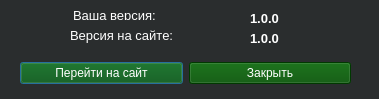
The window that src/view/ui/updates.ui (Ranzo/Calc3d_by_Risen) describes before a commit, drawn with Qt 5.
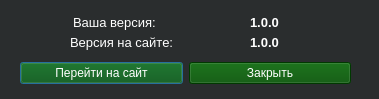
The same window after the commit. Icons and pictures are not drawn.

```diff
--- a/src/view/ui/updates.ui
+++ b/src/view/ui/updates.ui
@@ -27,9 +27,9 @@
    <property name="geometry">
     <rect>
      <x>73</x>
-     <y>0</y>
+          <y>10</y>
      <width>191</width>
-     <height>31</height>
+          <height>25</height>
     </rect>
    </property>
    <property name="font">
@@ -45,9 +45,9 @@
    <property name="geometry">
     <rect>
      <x>70</x>
-     <y>20</y>
+          <y>30</y>
      <width>191</width>
-     <height>31</height>
+          <height>25</height>
     </rect>
    </property>
    <property name="font">
@@ -65,7 +65,7 @@
      <x>250</x>
      <y>10</y>
      <width>54</width>
-     <height>17</height>
+          <height>25</height>
     </rect>
    </property>
    <property name="font">
@@ -84,7 +84,7 @@
      <x>250</x>
      <y>30</y>
      <width>54</width>
-     <height>17</height>
+          <height>25</height>
     </rect>
    </property>
    <property name="font">
```
Left out of the diff: 5 changed lines with no effect on the pictures. Lines whose indentation alone changed are shown as unchanged.
